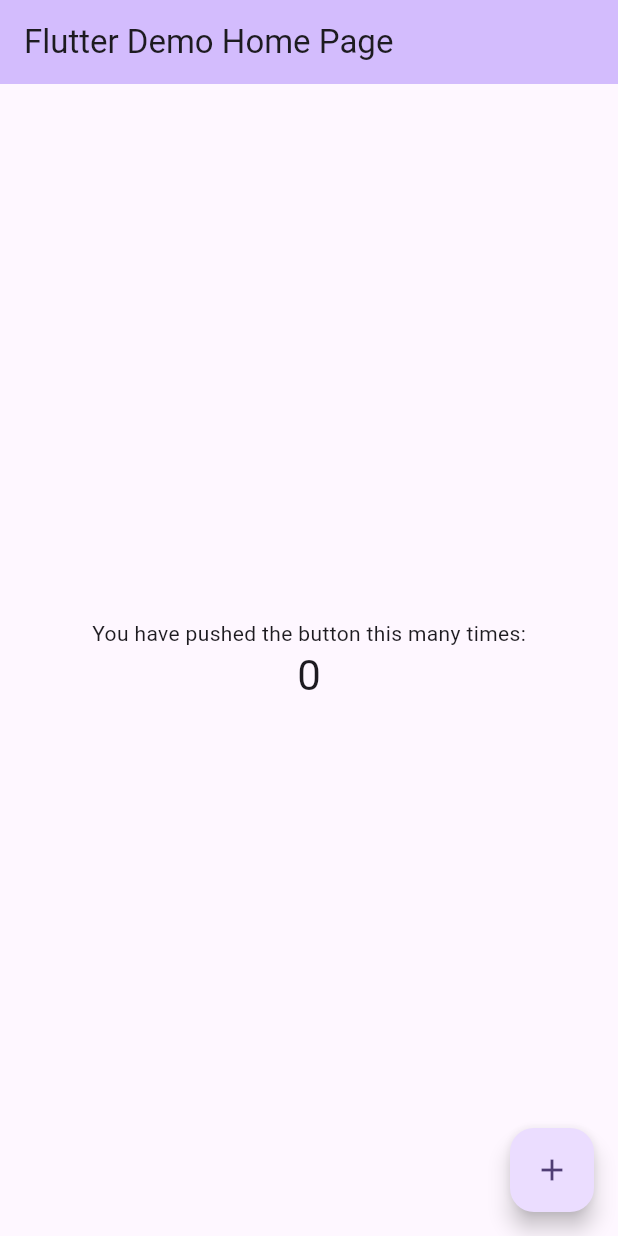
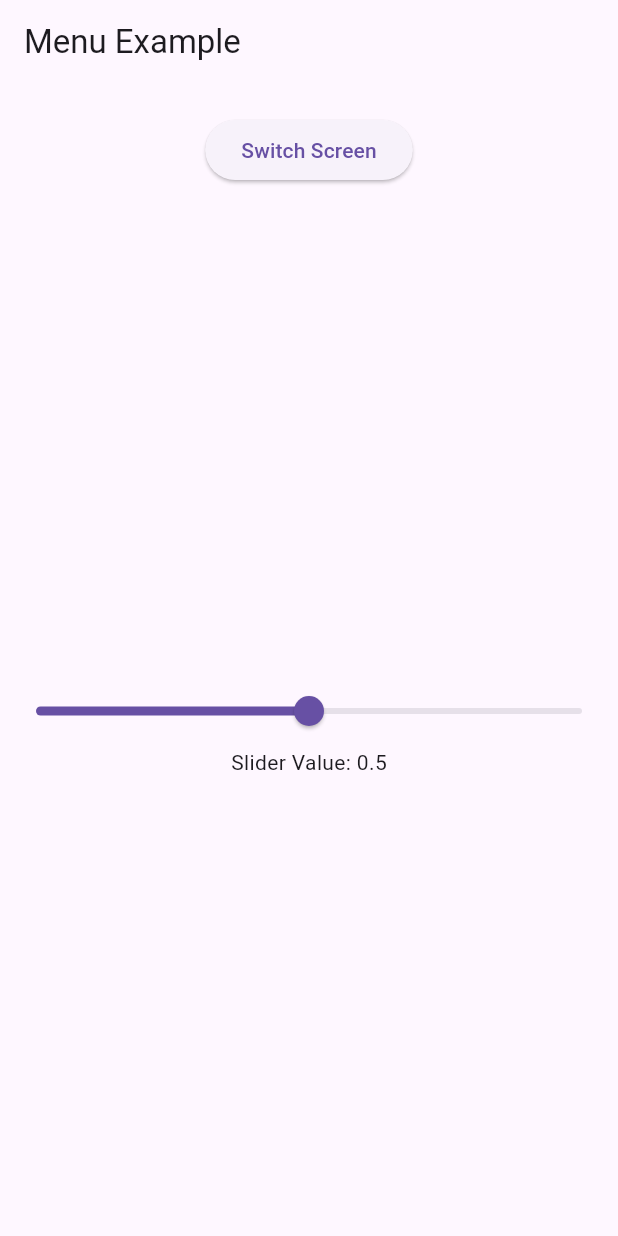
Before and after one commit to hamdaniel/CShack, a Flutter app: the screen it shows after launch, on a phone screen of 412 x 824 dp. Run offline on Flutter 3.47's test engine with Material 3 defaults, Android fonts, the phone set to English and light mode, and no system bars.

Commit message:
two screen app

```diff
--- a/cshack_app/lib/main.dart
+++ b/cshack_app/lib/main.dart
@@ -5,121 +5,108 @@
 }
 
 class MyApp extends StatelessWidget {
-  const MyApp({super.key});
+  const MyApp({Key? key}) : super(key: key);
 
-  // This widget is the root of your application.
   @override
   Widget build(BuildContext context) {
     return MaterialApp(
-      title: 'Flutter Demo',
-      theme: ThemeData(
-        // This is the theme of your application.
-        //
-        // TRY THIS: Try running your application with "flutter run". You'll see
-        // the application has a purple toolbar. Then, without quitting the app,
-        // try changing the seedColor in the colorScheme below to Colors.green
-        // and then invoke "hot reload" (save your changes or press the "hot
-        // reload" button in a Flutter-supported IDE, or press "r" if you used
-        // the command line to start the app).
-        //
-        // Notice that the counter didn't reset back to zero; the application
-        // state is not lost during the reload. To reset the state, use hot
-        // restart instead.
-        //
-        // This works for code too, not just values: Most code changes can be
-        // tested with just a hot reload.
-        colorScheme: ColorScheme.fromSeed(seedColor: Colors.deepPurple),
-        useMaterial3: true,
-      ),
-      home: const MyHomePage(title: 'Flutter Demo Home Page'),
+      home: const HomeScreen(),
     );
   }
 }
 
-class MyHomePage extends StatefulWidget {
-  const MyHomePage({super.key, required this.title});
-
-  // This widget is the home page of your application. It is stateful, meaning
-  // that it has a State object (defined below) that contains fields that affect
-  // how it looks.
-
-  // This class is the configuration for the state. It holds the values (in this
-  // case the title) provided by the parent (in this case the App widget) and
-  // used by the build method of the State. Fields in a Widget subclass are
-  // always marked "final".
-
-  final String title;
-
-  @override
-  State<MyHomePage> createState() => _MyHomePageState();
-}
-
-class _MyHomePageState extends State<MyHomePage> {
-  int _counter = 0;
-
-  void _incrementCounter() {
-    setState(() {
-      // This call to setState tells the Flutter framework that something has
-      // changed in this State, which causes it to rerun the build method below
-      // so that the display can reflect the updated values. If we changed
-      // _counter without calling setState(), then the build method would not be
-      // called again, and so nothing would appear to happen.
-      _counter++;
-    });
-  }
+class HomeScreen extends StatelessWidget {
+  const HomeScreen({Key? key}) : super(key: key);
 
   @override
   Widget build(BuildContext context) {
-    // This method is rerun every time setState is called, for instance as done
-    // by the _incrementCounter method above.
-    //
-    // The Flutter framework has been optimized to make rerunning build methods
-    // fast, so that you can just rebuild anything that needs updating rather
-    // than having to individually change instances of widgets.
     return Scaffold(
-      appBar: AppBar(
-        // TRY THIS: Try changing the color here to a specific color (to
-        // Colors.amber, perhaps?) and trigger a hot reload to see the AppBar
-        // change color while the other colors stay the same.
-        backgroundColor: Theme.of(context).colorScheme.inversePrimary,
-        // Here we take the value from the MyHomePage object that was created by
-        // the App.build method, and use it to set our appbar title.
-        title: Text(widget.title),
-      ),
-      body: Center(
-        // Center is a layout widget. It takes a single child and positions it
-        // in the middle of the parent.
-        child: Column(
-          // Column is also a layout widget. It takes a list of children and
-          // arranges them vertically. By default, it sizes itself to fit its
-          // children horizontally, and tries to be as tall as its parent.
-          //
-          // Column has various properties to control how it sizes itself and
-          // how it positions its children. Here we use mainAxisAlignment to
-          // center the children vertically; the main axis here is the vertical
-          // axis because Columns are vertical (the cross axis would be
-          // horizontal).
-          //
-          // TRY THIS: Invoke "debug painting" (choose the "Toggle Debug Paint"
-          // action in the IDE, or press "p" in the console), to see the
-          // wireframe for each widget.
-          mainAxisAlignment: MainAxisAlignment.center,
-          children: <Widget>[
-            const Text(
-              'You have pushed the button this many times:',
-            ),
-            Text(
-              '$_counter',
-              style: Theme.of(context).textTheme.headlineMedium,
-            ),
-          ],
-        ),
-      ),
-      floatingActionButton: FloatingActionButton(
-        onPressed: _incrementCounter,
-        tooltip: 'Increment',
-        child: const Icon(Icons.add),
-      ), // This trailing comma makes auto-formatting nicer for build methods.
+      appBar: AppBar(title: const Text('Menu Example')),
+      body: const Menu(),
     );
   }
 }
+
+class Menu extends StatefulWidget {
+  const Menu({Key? key}) : super(key: key);
+
+  @override
+  _MenuState createState() => _MenuState();
+}
+
+class _MenuState extends State<Menu> {
+  int _selectedIndex = 0;
+
+  final List<Widget> _screens = [
+    SliderScreen(),
+    TextBoxScreen(),
+  ];
+
+  @override
+  Widget build(BuildContext context) {
+    return Column(
+      children: [
+        const SizedBox(height: 20),
+        ElevatedButton(
+          onPressed: () {
+            setState(() {
+              _selectedIndex = (_selectedIndex + 1) % _screens.length;
+            });
+          },
+          child: const Text('Switch Screen'),
+        ),
+        const SizedBox(height: 20),
+        Expanded(child: _screens[_selectedIndex]),
+      ],
+    );
+  }
+}
+
+class SliderScreen extends StatefulWidget {
+  const SliderScreen({Key? key}) : super(key: key);
+
+  @override
+  _SliderScreenState createState() => _SliderScreenState();
+}
+
+class _SliderScreenState extends State<SliderScreen> {
+  double _sliderValue = 0.5;
+
+  @override
+  Widget build(BuildContext context) {
+    return Center(
+      child: Column(
+        mainAxisAlignment: MainAxisAlignment.center,
+        children: [
+          Slider(
+            value: _sliderValue,
+            onChanged: (newValue) {
+              setState(() {
+                _sliderValue = newValue;
+              });
+            },
+          ),
+          Text('Slider Value: $_sliderValue'),
+        ],
+      ),
+    );
+  }
+}
+
+class TextBoxScreen extends StatelessWidget {
+  const TextBoxScreen({Key? key}) : super(key: key);
+
+  @override
+  Widget build(BuildContext context) {
+    return Center(
+      child: Padding(
+        padding: const EdgeInsets.all(16.0),
+        child: TextField(
+          decoration: const InputDecoration(
+            labelText: 'Enter Text',
+          ),
+        ),
+      ),
+    );
+  }
+}
```
